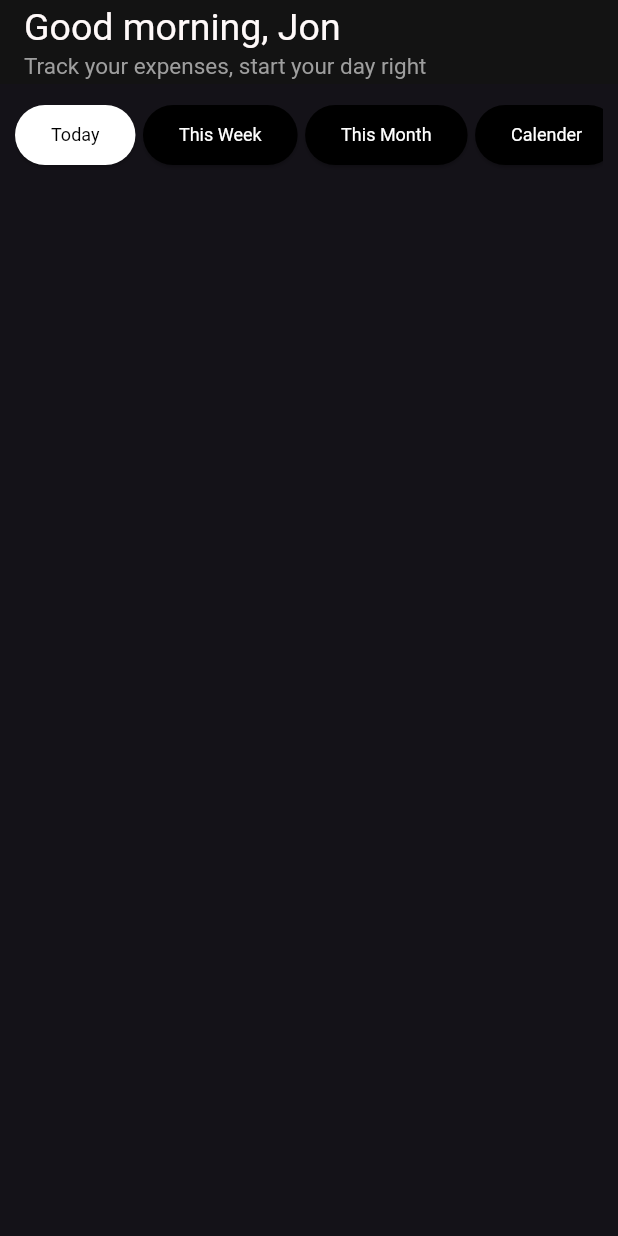
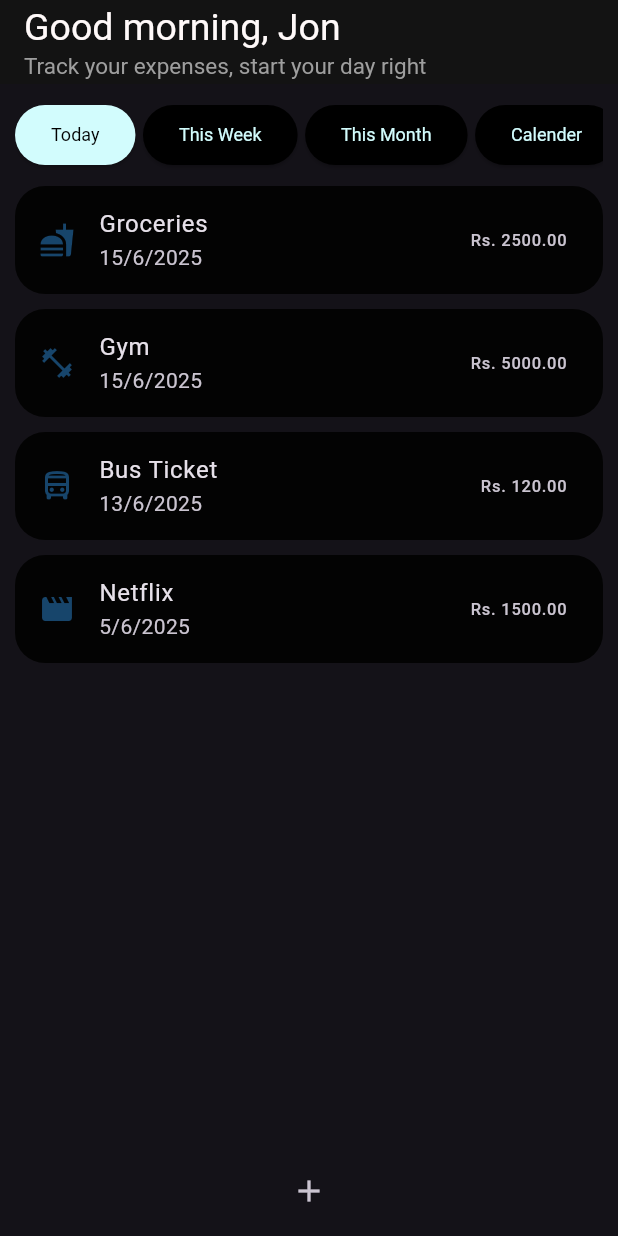
Before and after one commit to NightFury-KN/expencetracker, a Flutter app: the screen it shows after launch, on a phone screen of 412 x 824 dp. Run offline on Flutter 3.47's test engine with Material 3 defaults, Android fonts, the phone set to English and light mode, and no system bars.

Commit message:
fix: new test expenses can be seen on the screen when added through the hardcoded list.

```diff
--- a/lib/models/expence.dart
+++ b/lib/models/expence.dart
@@ -1,15 +1,26 @@
+import 'package:flutter/foundation.dart';
+
 int _idCounter = 0;
 
 String generateSimpleId() {
   return 'id_xx${_idCounter++}';
 }
+enum Cat {
+  food,
+  transport,
+  entertainment,
+  fitness,
+  other,
+
+}
+
 
 class Expence {
   final String id;
   final String title;
   final double amount;
   final DateTime date;
-  final String category;
+  final Cat category;
 
   Expence(
     {
--- a/lib/screens/home.dart
+++ b/lib/screens/home.dart
@@ -1,22 +1,75 @@
+import 'package:expencetracker/screens/newexpence.dart';
+import 'package:expencetracker/utils/icon_helper.dart';
 import 'package:expencetracker/widgets/buildFilterButton.dart';
+import 'package:expencetracker/models/expence.dart';
+import 'package:flutter/foundation.dart';
 import 'package:flutter/material.dart';
-
 
 double fontsize = 12;
 
 class Homescreen extends StatefulWidget {
   const Homescreen({super.key});
 
-
   @override
   State<Homescreen> createState() => _HomescreenState();
 }
+
 String selectedFilter = "Today";
+
 class _HomescreenState extends State<Homescreen> {
+  List<Expence> allExpenses = [
+    Expence(
+      title: "Groceries",
+      amount: 2500,
+      date: DateTime.now(),
+      category: Cat.food,
+    ),
+
+    Expence(
+      title: "Gym",
+      amount: 5000,
+      date: DateTime.now(),
+      category: Cat.fitness,
+    ),
+
+    Expence(
+      title: "Bus Ticket",
+      amount: 120,
+      date: DateTime.now().subtract(Duration(days: 2)),
+      category: Cat.transport,
+    ),
+    Expence(
+      title: "Netflix",
+      amount: 1500,
+      date: DateTime.now().subtract(Duration(days: 10)),
+      category: Cat.entertainment,
+    ),
+  ];
   @override
   Widget build(BuildContext context) {
-
     return Scaffold(
+      bottomNavigationBar: Container(
+        height: 60,
+        decoration: BoxDecoration(
+          color: Theme.of(context).primaryColor,
+          borderRadius: const BorderRadius.only(
+            topLeft: Radius.circular(20),
+            topRight: Radius.circular(20),
+          ),
+        ),
+        child: Row(
+          mainAxisAlignment: MainAxisAlignment.spaceAround,
+          children: [
+            IconButton(
+              onPressed:
+                  () => Navigator.of(context).push(
+                    MaterialPageRoute(builder: (context) => const Newexpence()),
+                  ),
+              icon: const Icon(Icons.add),
+            ),
+          ],
+        ),
+      ),
       appBar: AppBar(
         backgroundColor: const Color.fromRGBO(19, 19, 19, 1),
         title: Column(
@@ -38,58 +91,87 @@ class _HomescreenState extends State<Homescreen> {
       ),
 
       body: Container(
-        margin:EdgeInsets.all(10),
+        margin: EdgeInsets.all(10),
         child: Center(
           child: Column(
             children: [
               SingleChildScrollView(
                 scrollDirection: Axis.horizontal,
                 child: Container(
-
                   child: Row(
                     children: [
-                      FilterButtons(label: "Today",
+                      FilterButtons(
+                        label: "Today",
                         selectedFilter: selectedFilter,
-                      onTap: (){
+                        onTap: () {
                           setState(() {
                             selectedFilter = "Today";
                           });
                           print("Clicked button: " + selectedFilter);
                         },
-                      fontsize: fontsize
+                        fontsize: fontsize,
                       ),
-                     FilterButtons(label: "This Week",
+                      FilterButtons(
+                        label: "This Week",
                         selectedFilter: selectedFilter,
-                      onTap: (){
+                        onTap: () {
                           setState(() {
                             selectedFilter = "This Week";
                           });
                           print("Clicked button: " + selectedFilter);
                         },
-                      fontsize: fontsize
+                        fontsize: fontsize,
                       ),
-                     FilterButtons(label: "This Month",
+                      FilterButtons(
+                        label: "This Month",
                         selectedFilter: selectedFilter,
-                      onTap: (){
+                        onTap: () {
                           setState(() {
                             selectedFilter = "This Month";
                           });
                           print("Clicked button: " + selectedFilter);
                         },
-                      fontsize: fontsize
+                        fontsize: fontsize,
                       ),
-                      FilterButtons(label: "Calender",
+                      FilterButtons(
+                        label: "Calender",
                         selectedFilter: selectedFilter,
-                      onTap: (){
+                        onTap: () {
                           setState(() {
                             selectedFilter = "Calender";
                           });
                           print("Clicked button: " + selectedFilter);
                         },
-                      fontsize: fontsize
+                        fontsize: fontsize,
                       ),
                     ],
                   ),
+                ),
+              ),
+              SizedBox(height: 10),
+              Expanded(
+                child: ListView.separated(
+                  itemCount: allExpenses.length,
+                  itemBuilder: (context, index) {
+                    final expense = allExpenses[index];
+                    return Container(
+                      decoration: BoxDecoration(
+                        borderRadius: BorderRadius.circular(20),
+                        color: const Color.fromARGB(255, 3, 3, 3),
+                      ),
+                      child: ListTile(
+                        leading: getCategoryIcon(expense.category),
+                        title: Text(expense.title),
+                        subtitle: Text(
+                          "${expense.date.day}/${expense.date.month}/${expense.date.year}",
+                        ),
+                        trailing: Text(
+                          "Rs. ${expense.amount.toStringAsFixed(2)}",
+                        ),
+                      ),
+                    );
+                  },
+                  separatorBuilder: (context, index) => SizedBox(height: 10),
                 ),
               ),
             ],
--- /dev/null
+++ b/lib/utils/icon_helper.dart
@@ -0,0 +1,20 @@
+import 'package:expencetracker/models/expence.dart';
+import 'package:flutter/material.dart';
+
+final iconcolor = const Color.fromARGB(255, 23, 69, 107);
+
+Icon getCategoryIcon (Cat category){
+  switch(category){
+    case Cat.food:
+      return Icon(Icons.fastfood, color:iconcolor);
+    case Cat.transport:
+      return Icon(Icons.directions_bus_filled_outlined, color:iconcolor);
+    case Cat.entertainment:
+      return Icon(Icons.movie, color:iconcolor);
+    case Cat.fitness:
+      return Icon(Icons.fitness_center_outlined, color:iconcolor);
+    case Cat.other:
+      return Icon(Icons.multiple_stop_rounded, color:iconcolor);
+
+  }
+}
--- a/lib/widgets/buildFilterButton.dart
+++ b/lib/widgets/buildFilterButton.dart
@@ -28,8 +28,8 @@ final String label;
                         child: ElevatedButton(
                           onPressed: onTap,
                           style: ButtonStyle(
-                            backgroundColor: isSelected? MaterialStateProperty.all(Colors.white):  MaterialStateProperty.all(Colors.black),
-                             foregroundColor: isSelected? MaterialStateProperty.all(const Color.fromARGB(255, 0, 0, 0)):  MaterialStateProperty.all(const Color.fromARGB(255, 255, 255, 255)),
+                            backgroundColor: isSelected? MaterialStateProperty.all(const Color.fromARGB(255, 210, 252, 253)):  MaterialStateProperty.all(Colors.black),
+                             foregroundColor: isSelected? MaterialStateProperty.all(const Color.fromARGB(255, 0, 0, 0)):  MaterialStateProperty.all(const Color.fromARGB(255, 210, 252, 253)),
                             textStyle: MaterialStateProperty.all(TextStyle(fontSize: fontsize)),
                           ),
                           child: Text(label),
```
Also changed, not shown: lib/screens/newexpence.dart (added, +59 -0 lines), lib/widgets/_buildPeriodChip.dart (deleted). Lines whose indentation alone changed are shown as unchanged.
